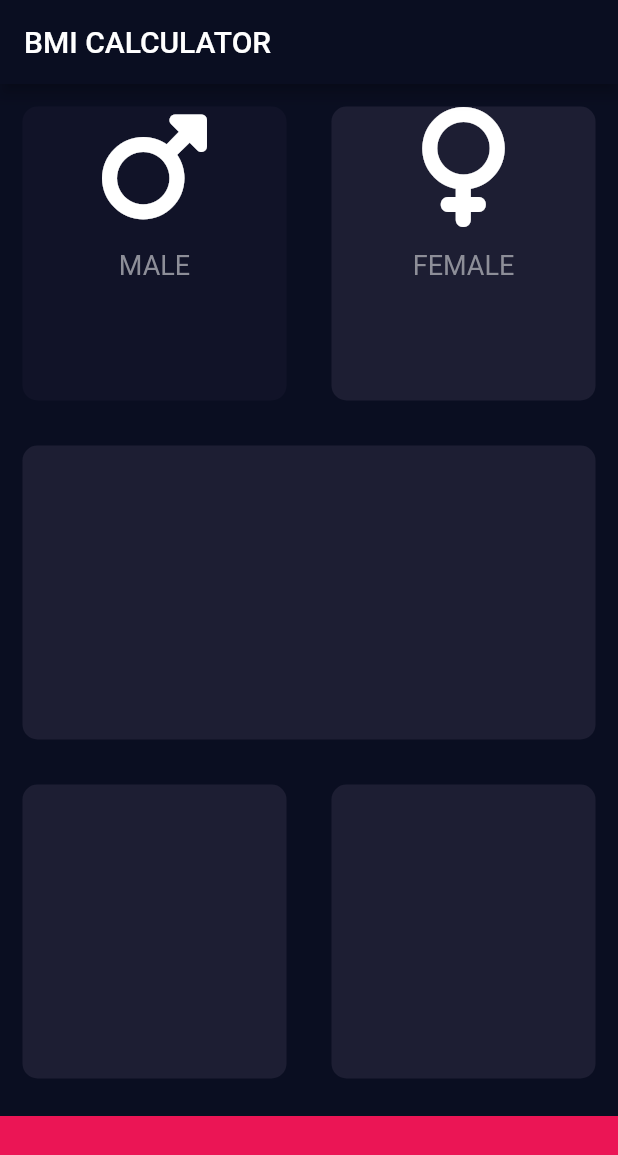
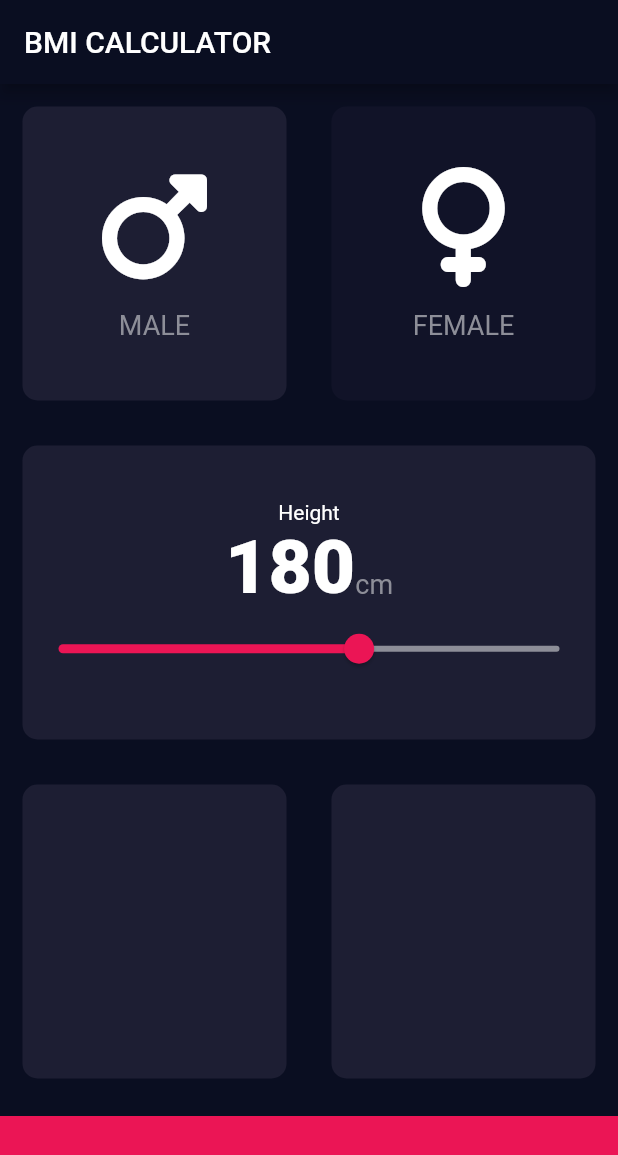
Before and after one commit to sertactoroz/flutter_bmi_calculator, a Flutter app: the screen it shows after launch, after a tap on "MALE", on a phone screen of 412 x 824 dp. Shown: the top 1155 px of the screen. Run offline on Flutter 3.47's test engine with Material 2 defaults, Android fonts, the light colour scheme and no system bars; our stand-ins replace font_awesome_flutter.

Commit message:
constants page created & onPress problem solved

```diff
--- /dev/null
+++ b/lib/constants.dart
@@ -0,0 +1,16 @@
+import 'package:flutter/material.dart';
+
+const kBbottomContainerHeight = 80.0;
+const kActiveCardColour = Color(0xFF1D1E33);
+const kInactiveCardColour = Color(0xFF111328);
+const kBottomContainerColour = Color(0xFFEB1555);
+
+const labelTextStyle = TextStyle(
+  fontSize: 18.0,
+  color: Color(0xFF8D8E98),
+);
+
+const kNumberTextStyle = TextStyle(
+  fontSize: 50.0,
+  fontWeight: FontWeight.w900,
+);
--- a/lib/icon_content.dart
+++ b/lib/icon_content.dart
@@ -1,9 +1,5 @@
 import 'package:flutter/material.dart';
-
-const labelTextStyle = TextStyle(
-  fontSize: 18.0,
-  color: Color(0xFF8D8E98),
-);
+import 'constants.dart';
 
 class IconContent extends StatelessWidget {
   const IconContent(this.icon, this.label, {super.key});
@@ -13,6 +9,7 @@ class IconContent extends StatelessWidget {
   @override
   Widget build(BuildContext context) {
     return Column(
+      mainAxisAlignment: MainAxisAlignment.center,
       children: <Widget>[
         Icon(
           icon,
--- a/lib/input_page.dart
+++ b/lib/input_page.dart
@@ -2,11 +2,12 @@ import 'package:flutter/material.dart';
 import 'package:font_awesome_flutter/font_awesome_flutter.dart';
 import 'icon_content.dart';
 import 'reusable_card.dart';
+import 'constants.dart';
 
-const bottomContainerHeight = 80.0;
-const activeCardColour = Color(0xFF1D1E33);
-const inactiveCardColour = Color(0xFF111328);
-const bottomContainerColour = Color(0xFFEB1555);
+enum Gender {
+  male,
+  female,
+}
 
 class InputPage extends StatefulWidget {
   const InputPage({super.key});
@@ -17,28 +18,8 @@ class InputPage extends StatefulWidget {
 
 /// INPUT PAGE STATE
 class _InputPageState extends State<InputPage> {
-  Color maleCardColour = inactiveCardColour;
-  Color femaleCardColour = inactiveCardColour;
-
-  void updateColour(int gender) {
-    if (gender == 1) {
-      if (maleCardColour == inactiveCardColour) {
-        maleCardColour = activeCardColour;
-        femaleCardColour = inactiveCardColour;
-      } else {
-        maleCardColour = inactiveCardColour;
-      }
-    }
-
-    if (gender == 2) {
-      if (femaleCardColour == inactiveCardColour) {
-        femaleCardColour = activeCardColour;
-        maleCardColour = inactiveCardColour;
-      } else {
-        femaleCardColour = inactiveCardColour;
-      }
-    }
-  }
+  Gender? selectedGender;
+  int height = 180;
 
   @override
   Widget build(BuildContext context) {
@@ -48,60 +29,113 @@ class _InputPageState extends State<InputPage> {
       ),
       body: SafeArea(
         child: Column(
+          crossAxisAlignment: CrossAxisAlignment.stretch,
           children: [
             Expanded(
               child: Row(
                 children: [
                   Expanded(
-                    child: GestureDetector(
-                      onTap: () {
+                    child: ReusableCard(
+                      selectedGender == Gender.male
+                          ? kActiveCardColour
+                          : kInactiveCardColour,
+                      const IconContent(
+                        FontAwesomeIcons.mars,
+                        'MALE',
+                      ),
+                      () {
+                        print('lan');
                         setState(() {
-                          updateColour(1);
+                          selectedGender = Gender.male;
                         });
                       },
-                      child: ReusableCard(
-                        inactiveCardColour,
-                        const IconContent(FontAwesomeIcons.mars, 'MALE'),
-                      ),
                     ),
                   ),
                   Expanded(
-                      child: GestureDetector(
-                    onTap: () {
+                      child: ReusableCard(
+                    selectedGender == Gender.female
+                        ? kActiveCardColour
+                        : kInactiveCardColour,
+                    const IconContent(
+                      FontAwesomeIcons.venus,
+                      'FEMALE',
+                    ),
+                    () {
                       setState(() {
-                        updateColour(2);
+                        selectedGender = Gender.female;
                       });
                     },
-                    child: ReusableCard(
-                      activeCardColour,
-                      const IconContent(FontAwesomeIcons.venus, 'FEMALE'),
-                    ),
                   )),
                 ],
               ),
             ),
             Expanded(
               child: ReusableCard(
-                activeCardColour,
+                kActiveCardColour,
+                Column(
+                  mainAxisAlignment: MainAxisAlignment.center,
+                  children: <Widget>[
+                    const Text(
+                      'Height',
+                    ),
+                    Row(
+                      mainAxisAlignment: MainAxisAlignment.center,
+                      crossAxisAlignment: CrossAxisAlignment.baseline,
+                      textBaseline: TextBaseline.alphabetic,
+                      children: <Widget>[
+                        Text(
+                          height.toString(),
+                          style: kNumberTextStyle,
+                        ),
+                        Text(
+                          'cm',
+                          style: labelTextStyle,
+                        ),
+                      ],
+                    ),
+                    Slider(
+                      value: height.toDouble(),
+                      min: 120.0,
+                      max: 220.0,
+                      activeColor: Color(0xFFEB1555),
+                      inactiveColor: Color(0xFF8D8E98),
+                      onChanged: (double newValue) {
+                        setState(() {
+                          height = newValue.round();
+                          print(newValue);
+                        });
+                      },
+                    ),
+                  ],
+                ),
+                () {},
               ),
             ),
             Expanded(
               child: Row(
                 children: [
                   Expanded(
-                    child: ReusableCard(activeCardColour),
+                    child: ReusableCard(
+                      kActiveCardColour,
+                      Container(),
+                      () {},
+                    ),
                   ),
                   Expanded(
-                    child: ReusableCard(activeCardColour),
+                    child: ReusableCard(
+                      kActiveCardColour,
+                      Container(),
+                      () {},
+                    ),
                   ),
                 ],
               ),
             ),
             Container(
-              color: bottomContainerColour,
+              color: kBottomContainerColour,
               margin: const EdgeInsets.only(top: 10.0),
               width: double.infinity,
-              height: bottomContainerHeight,
+              height: kBbottomContainerHeight,
             )
           ],
         ),
--- a/lib/main.dart
+++ b/lib/main.dart
@@ -12,15 +12,11 @@ class BMICalculator extends StatelessWidget {
     return MaterialApp(
       theme: ThemeData.dark().copyWith(
         brightness: Brightness.dark,
-        // Define the default brightness and colors.
         appBarTheme: const AppBarTheme(color: Color(0xFF0A0E21)),
-        // Define the default font family.
         scaffoldBackgroundColor: const Color(0xFF0A0E21),
-        // Define the default `TextTheme`. Use this to specify the default
         textTheme: const TextTheme(
           bodyLarge: TextStyle(color: Colors.green),
         ),
-// text styling for headlines, titles, bodies of text, and more.
       ),
       home: const InputPage(),
     );
--- a/lib/reusable_card.dart
+++ b/lib/reusable_card.dart
@@ -1,19 +1,28 @@
 import 'package:flutter/material.dart';
 
 class ReusableCard extends StatelessWidget {
-  ReusableCard(this.colour, [this.cardChild]);
-
+  final Function onPress;
   final Color colour;
   final Widget? cardChild;
+
+  ReusableCard(
+    this.colour,
+    this.cardChild,
+    this.onPress,
+  );
+
   @override
   Widget build(BuildContext context) {
-    return Container(
-      margin: const EdgeInsets.all(15.0),
-      decoration: BoxDecoration(
-        color: colour,
-        borderRadius: BorderRadius.circular(10.0),
+    return GestureDetector(
+      onTap: () => onPress(),
+      child: Container(
+        margin: const EdgeInsets.all(15.0),
+        decoration: BoxDecoration(
+          color: colour,
+          borderRadius: BorderRadius.circular(10.0),
+        ),
+        child: cardChild,
       ),
-      child: cardChild,
     );
   }
 }
```
